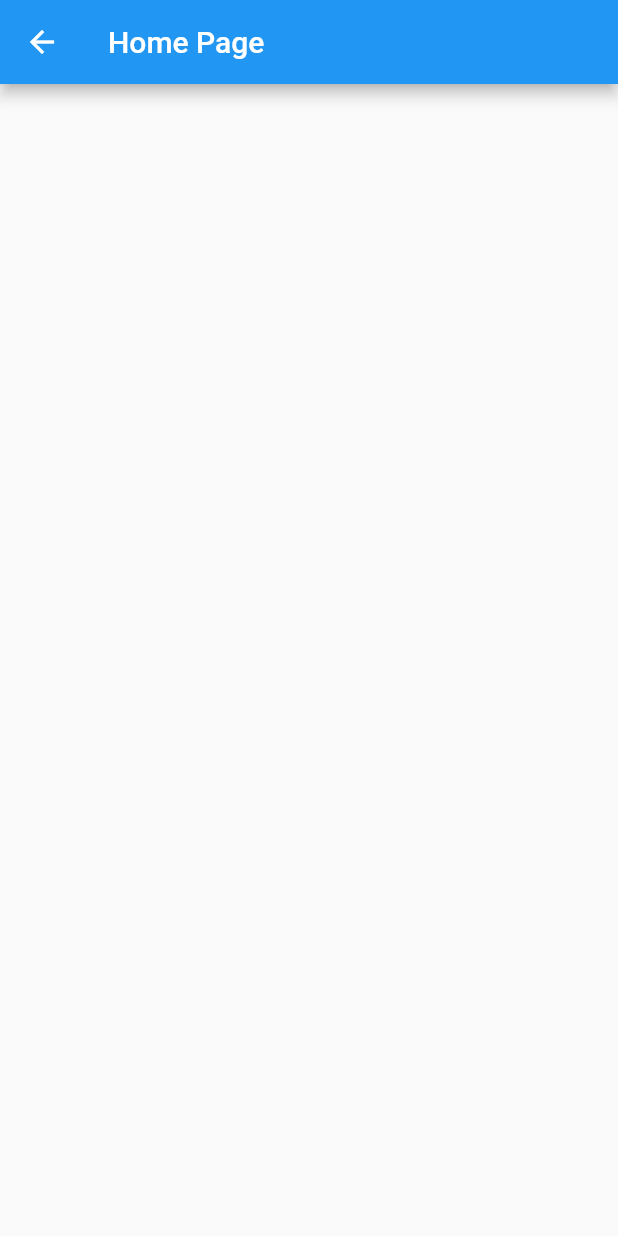
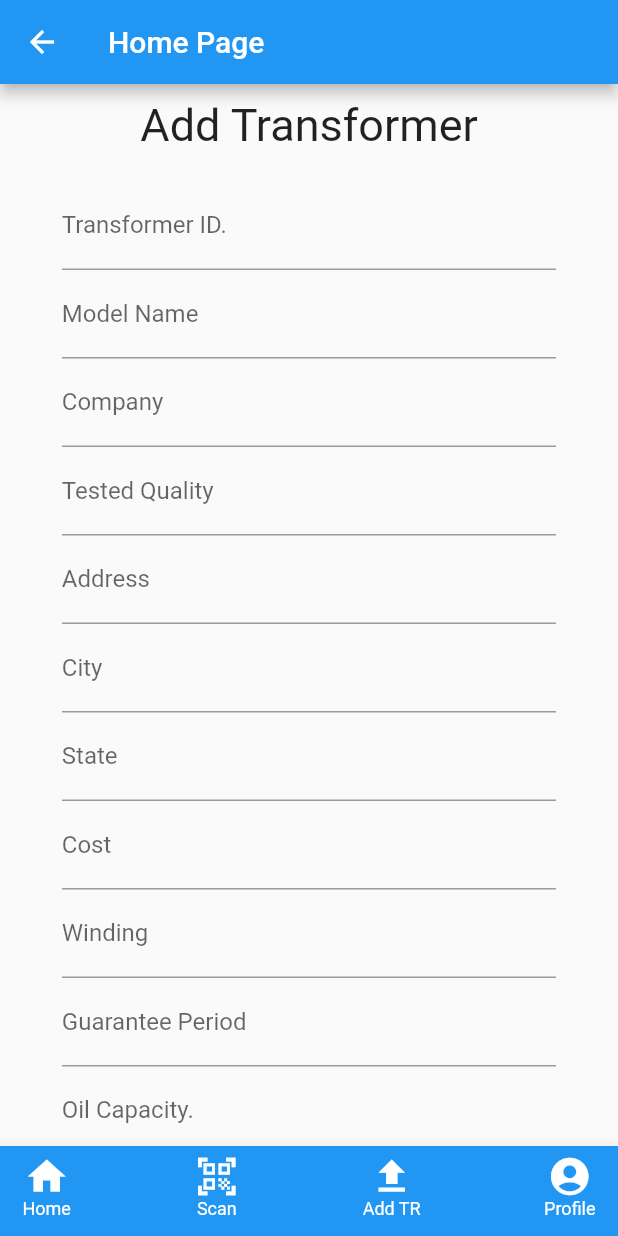
Before and after one commit to smit-mist/Transformer-Tracking-System, a Flutter app: the HomeScreen screen opened by its route, on a phone screen of 412 x 824 dp. Run offline on Flutter 3.47's test engine with Material 2 defaults, Android fonts, the phone set to English and light mode, and no system bars; our stand-ins replace cloud_firestore, date_time_picker, firebase_auth, firebase_core, fluttertoast; accounts and stored records are empty.

Commit message:
Few Changes

```diff
--- a/lib/main.dart
+++ b/lib/main.dart
@@ -3,14 +3,13 @@ import 'package:flutter/material.dart';
 import 'package:tts/screens/login_screen.dart';
 import 'package:tts/screens/sign_up_screen.dart';
 import 'routes.dart';
-void main() {
+void main() async{
   WidgetsFlutterBinding.ensureInitialized();
-  Firebase.initializeApp();
+  await Firebase.initializeApp();
   runApp(MyApp());
 }
 
 class MyApp extends StatelessWidget {
-  // This widget is the root of your application.
   @override
   Widget build(BuildContext context) {
     return MaterialApp(
--- a/lib/models/user_model.dart
+++ b/lib/models/user_model.dart
@@ -1,7 +1,17 @@
 class AppUser {
   // Normal App User Nothing going on here
   // Just to make our life simpler.
-  String uid,name, address, city, email, mobileNo, post, remark, state, empId,password;
+  String uid,
+      name,
+      address,
+      city,
+      email,
+      mobileNo,
+      post,
+      remark,
+      state,
+      empId,
+      password;
   AppUser({
     this.uid,
     this.name,
@@ -15,4 +25,13 @@ class AppUser {
     this.post,
     this.remark,
   });
+  void printUser() {
+    print('Name $name');
+    print('Emp ID $empId');
+    print('Email $email');
+    print('State $state');
+    print('Pass $password');
+    print('Mob $mobileNo');
+    print('Post $post');
+  }
 }
--- /dev/null
+++ b/lib/screens/add_tr_screen.dart
@@ -0,0 +1,144 @@
+import 'package:flutter/material.dart';
+import 'package:date_time_picker/date_time_picker.dart';
+
+class TrScreen extends StatefulWidget {
+  @override
+  _TrScreenState createState() => _TrScreenState();
+}
+
+class _TrScreenState extends State<TrScreen> {
+  bool switchState = false;
+
+  @override
+  Widget build(BuildContext context) {
+    double w = MediaQuery.of(context).size.width;
+
+    return SafeArea(
+      child: Scaffold(
+        body: Container(
+          padding: EdgeInsets.symmetric(horizontal: w * 0.1),
+          child: Center(
+            child: SingleChildScrollView(
+              child: Column(
+                crossAxisAlignment: CrossAxisAlignment.center,
+                //mainAxisAlignment: MainAxisAlignment.spaceEvenly,
+                children: [
+                  SizedBox(
+                    height: 10,
+                  ),
+                  Text(
+                    'Add Transformer',
+                    style: TextStyle(fontSize: 30),
+                  ),
+                  SizedBox(
+                    height: 20,
+                  ),
+
+                  TextField(
+                    decoration: InputDecoration(
+                      labelText: 'Transformer ID.',
+                    ),
+                  ),
+                  TextField(
+                    decoration: InputDecoration(
+                      labelText: 'Model Name',
+                    ),
+                  ),
+                  TextField(
+                    decoration: InputDecoration(
+                      labelText: 'Company',
+                    ),
+                  ),
+                  TextField(
+                    decoration: InputDecoration(
+                      labelText: 'Tested Quality',
+                    ),
+                  ),
+                  TextField(
+                    decoration: InputDecoration(
+                      labelText: 'Address',
+                    ),
+                  ),
+                  TextField(
+                    decoration: InputDecoration(
+                      labelText: 'City',
+                    ),
+                  ),
+                  TextField(
+                    decoration: InputDecoration(
+                      labelText: 'State',
+                    ),
+                  ),
+                  TextField(
+                    decoration: InputDecoration(
+                      labelText: 'Cost',
+                    ),
+                  ),
+                  TextField(
+                    decoration: InputDecoration(
+                      labelText: 'Winding',
+                    ),
+                  ),
+                  TextField(
+                    decoration: InputDecoration(
+                      labelText: 'Guarantee Period',
+                    ),
+                  ),
+                  TextField(
+                    decoration: InputDecoration(
+                      labelText: 'Oil Capacity.',
+                    ),
+                  ),
+                  TextField(
+                    decoration: InputDecoration(
+                      labelText: 'Units of transformer.',
+                    ),
+                  ),
+                  DateTimePicker(
+                    initialValue: '',
+                    firstDate: DateTime(2000),
+                    icon: Icon(Icons.calendar_today_outlined),
+                    lastDate: DateTime(2100),
+                    dateLabelText: 'Mft Date',
+                    onChanged: (val) => print(val),
+                    validator: (val) {
+                      print(val);
+                      return null;
+                    },
+                    onSaved: (val) => print(val),
+                  ),
+                  Row(
+                    children: [
+                      Text('Sealed      '),
+                      Switch(
+                        value: switchState,
+                        onChanged: (bool value) {
+                          setState(() {
+                            switchState = !switchState;
+                          });
+                          //  print(value);
+                        },
+                      ),
+                    ],
+                  ),
+                  SizedBox(
+                    height: 50,
+                  ),
+                  ElevatedButton(
+                    onPressed: () {},
+                    child: Text(
+                      'Submit the data',
+                    ),
+                  ),
+                  SizedBox(
+                    height: 10,
+                  ),
+                ],
+              ),
+            ),
+          ),
+        ),
+      ),
+    );
+  }
+}
--- a/lib/screens/home_screen.dart
+++ b/lib/screens/home_screen.dart
@@ -1,4 +1,6 @@
 import 'package:flutter/material.dart';
+
+import 'add_tr_screen.dart';
 
 class HomeScreen extends StatefulWidget {
   @override
@@ -8,11 +10,92 @@ class HomeScreen extends StatefulWidget {
 class _HomeScreenState extends State<HomeScreen> {
   @override
   Widget build(BuildContext context) {
+    double w = MediaQuery.of(context).size.width;
     return Scaffold(
       appBar: AppBar(
         title: Text('Home Page'),
       ),
-
+      body: TrScreen(),
+      bottomNavigationBar: BottomAppBar(
+        color: Colors.blue,
+        child: Container(
+          padding: EdgeInsets.only(top: 5),
+          width: w,
+          height: 60,
+          child: Padding(
+            padding: const EdgeInsets.symmetric(horizontal: 15.0),
+            child: Row(
+              mainAxisAlignment: MainAxisAlignment.spaceBetween,
+              children: [
+                Column(
+                  children: [
+                    Icon(
+                      Icons.home,
+                      size: 30,
+                      color: Colors.white,
+                    ),
+                    Text(
+                      'Home',
+                      style: TextStyle(
+                        fontSize: 12,
+                        color: Colors.white,
+                      ),
+                    ),
+                  ],
+                ),
+                Column(
+                  children: [
+                    Icon(
+                      Icons.qr_code_scanner,
+                      size: 30,
+                      color: Colors.white,
+                    ),
+                    Text(
+                      'Scan',
+                      style: TextStyle(
+                        fontSize: 12,
+                        color: Colors.white,
+                      ),
+                    ),
+                  ],
+                ),
+                Column(
+                  children: [
+                    Icon(
+                      Icons.upload_sharp,
+                      size: 30,
+                      color: Colors.white,
+                    ),
+                    Text(
+                      'Add TR',
+                      style: TextStyle(
+                        fontSize: 12,
+                        color: Colors.white,
+                      ),
+                    ),
+                  ],
+                ),
+                Column(
+                  children: [
+                    Icon(
+                      Icons.account_circle_sharp,
+                      size: 30,
+                      color: Colors.white,
+                    ),
+                    Text(
+                      'Profile',
+                      style: TextStyle(
+                        fontSize: 12,
+                        color: Colors.white,
+                      ),
+                    ),
+                  ],
+                ),
+              ],
+            ),
+          ),
+        ),
+      ),
     );
   }
 }
--- a/pubspec.yaml
+++ b/pubspec.yaml
@@ -33,7 +33,8 @@ dependencies:
   firebase_core: ^1.4.0
   pinput: ^1.2.0
   cloud_firestore: ^2.4.0
-  fluttertoast: ^8.0.7
+  fluttertoast: any
+  date_time_picker: "^2.1.0"
 
 dev_dependencies:
   flutter_test:
```
Also changed, not shown: lib/screens/sign_up_screen.dart (+54 -21 lines), pubspec.lock, 1 other file.
